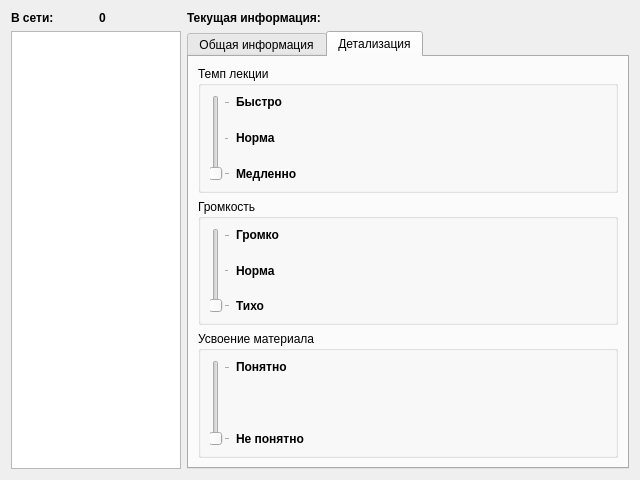
Before: the Qt Designer form frmserver.ui in Kolizej/LessonControl, drawn with Qt 5.
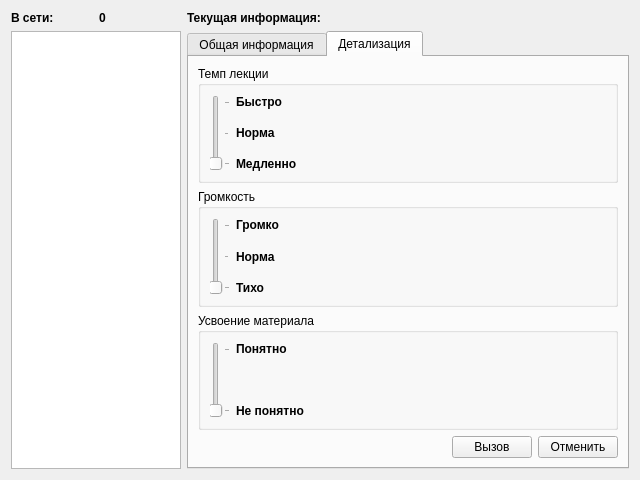
After: the same form once the commit is applied. The open tabs and pages were chosen to show the change. Icons and pictures are not drawn.

Commit message: изменения по форме клиента

What changed in the file:
```diff
--- a/frmserver.ui
+++ b/frmserver.ui
@@ -411,7 +411,7 @@
        <string>Детализация</string>
       </attribute>
       <layout class="QGridLayout" name="gridLayout_3">
-       <item row="0" column="0">
+       <item row="0" column="0" colspan="3">
         <widget class="QGroupBox" name="groupBox_5">
          <property name="title">
           <string>Темп лекции</string>
@@ -484,7 +484,7 @@
          </layout>
         </widget>
        </item>
-       <item row="1" column="0">
+       <item row="1" column="0" colspan="3">
         <widget class="QGroupBox" name="groupBox_8">
          <property name="title">
           <string>Громкость</string>
@@ -557,7 +557,7 @@
          </layout>
         </widget>
        </item>
-       <item row="2" column="0">
+       <item row="2" column="0" colspan="3">
         <widget class="QGroupBox" name="groupBox_7">
          <property name="title">
           <string>Усвоение материала</string>
@@ -617,6 +617,33 @@
          </layout>
         </widget>
        </item>
+       <item row="3" column="0">
+        <spacer name="horizontalSpacer">
+         <property name="orientation">
+          <enum>Qt::Horizontal</enum>
+         </property>
+         <property name="sizeHint" stdset="0">
+          <size>
+           <width>257</width>
+           <height>20</height>
+          </size>
+         </property>
+        </spacer>
+       </item>
+       <item row="3" column="1">
+        <widget class="QPushButton" name="pushButton_2">
+         <property name="text">
+          <string>Вызов</string>
+         </property>
+        </widget>
+       </item>
+       <item row="3" column="2">
+        <widget class="QPushButton" name="pushButton">
+         <property name="text">
+          <string>Отменить</string>
+         </property>
+        </widget>
+       </item>
       </layout>
      </widget>
     </widget>
```
Left out of the diff: 2 changed lines with no effect on the pictures. The commit also changes 2 other files.
